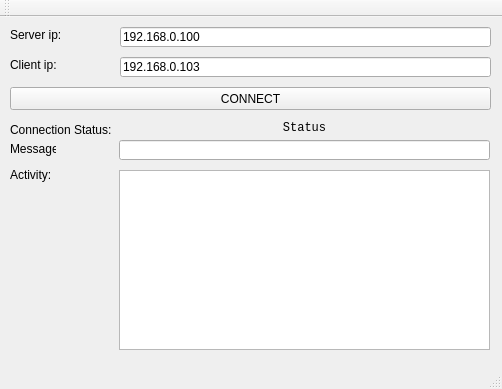
This is client/main_window.ui in redmoo/P2P-Radio as Qt 5 draws it before an edit. The edited form follows.
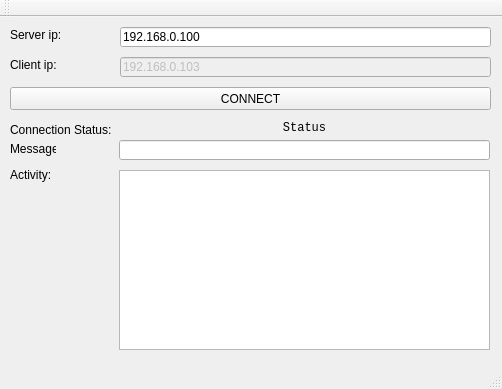
This is the edited form.

Patch:
```diff
--- a/client/main_window.ui
+++ b/client/main_window.ui
@@ -41,6 +41,9 @@
     </property>
    </widget>
    <widget class="QLineEdit" name="clientConnectionInfo">
+    <property name="enabled">
+     <bool>false</bool>
+    </property>
     <property name="geometry">
      <rect>
       <x>120</x>
```
